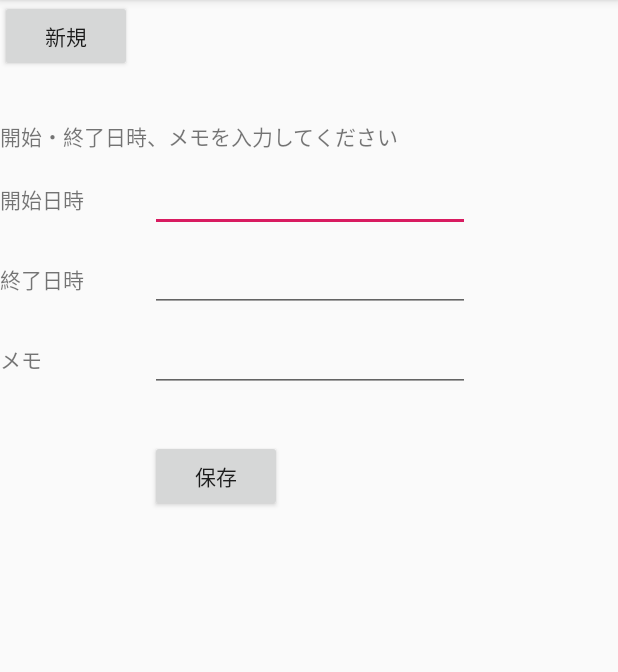
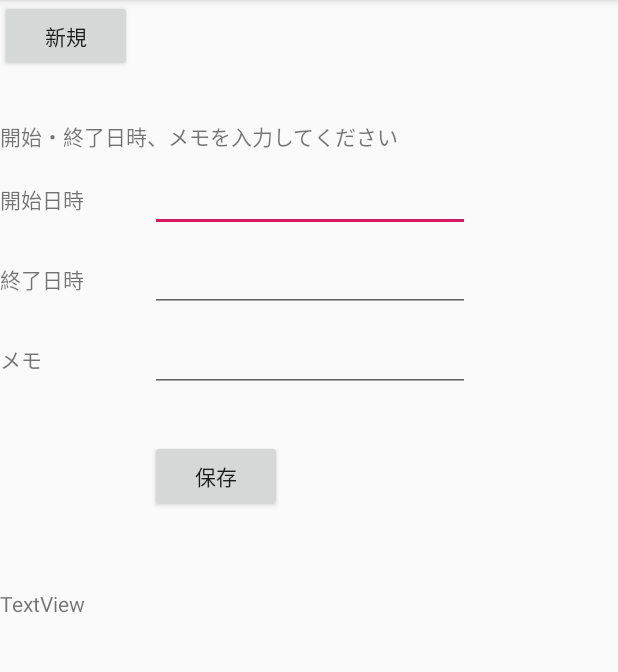
Before and after one commit to k-df-yokoyama/TimeSavingBox, an Android app: the screen it shows after launch (MainActivity), on a phone screen of 412 x 824 dp, the part 84-756 px from its top. Run offline under Robolectric (Android 15) with nearby library versions, the phone set to English and light mode, and no system bars.

```diff
--- a/app/src/main/res/layout-v26/activity_main.xml
+++ b/app/src/main/res/layout-v26/activity_main.xml
@@ -106,4 +106,15 @@
         android:layout_height="wrap_content"
         android:orientation="vertical"
         app:layout_constraintGuide_begin="100dp" />
+
+    <TextView
+        android:id="@+id/tv_all_task"
+        android:layout_width="0dp"
+        android:layout_height="0dp"
+        android:layout_marginTop="16dp"
+        android:text="TextView"
+        app:layout_constraintBottom_toBottomOf="parent"
+        app:layout_constraintEnd_toEndOf="parent"
+        app:layout_constraintStart_toStartOf="parent"
+        app:layout_constraintTop_toBottomOf="@+id/tv_saved_msg" />
 </androidx.constraintlayout.widget.ConstraintLayout>
--- a/app/src/main/res/layout/activity_main.xml
+++ b/app/src/main/res/layout/activity_main.xml
@@ -106,4 +106,15 @@
         android:layout_height="wrap_content"
         android:orientation="vertical"
         app:layout_constraintGuide_begin="100dp" />
+
+    <TextView
+        android:id="@+id/tv_all_task"
+        android:layout_width="0dp"
+        android:layout_height="0dp"
+        android:layout_marginTop="16dp"
+        android:text="TextView"
+        app:layout_constraintBottom_toBottomOf="parent"
+        app:layout_constraintEnd_toEndOf="parent"
+        app:layout_constraintStart_toStartOf="parent"
+        app:layout_constraintTop_toBottomOf="@+id/tv_saved_msg" />
 </androidx.constraintlayout.widget.ConstraintLayout>
```
Also changed, not shown: app/src/main/java/com/sheepduck/android/timesavingbox/MainActivity.kt (+18 -4 lines), 1 other file.
